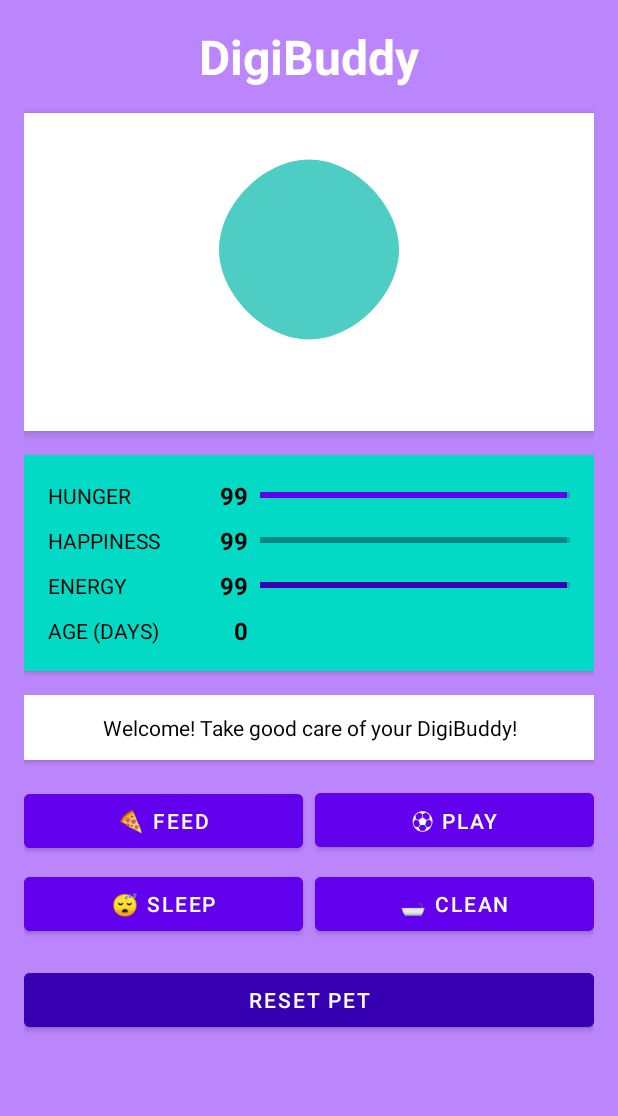
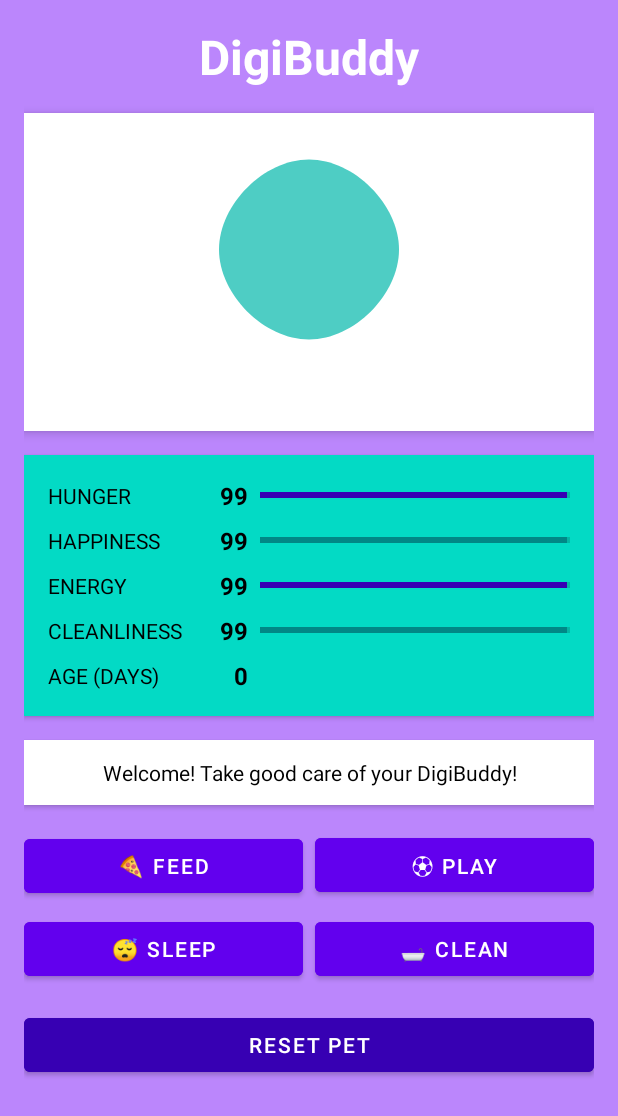
Before and after one commit to MatthewDelong/DigiBuddy, an Android app: the screen it shows after launch (MainActivity), on a phone screen of 412 x 824 dp. Shown: the top 1116 px of the screen. Run offline under Robolectric (Android 15) with nearby library versions, the phone set to English and light mode, and no system bars.

Commit message:
Add cleanliness stat to main activity and layout
Reintroduced the cleanliness stat to the MainActivity and activity_main.xml, including new ProgressBar and TextView for cleanliness. Updated the UI to display and update cleanliness alongside other pet stats.

```diff
--- a/app/src/main/java/com/example/digibuddy/MainActivity.java
+++ b/app/src/main/java/com/example/digibuddy/MainActivity.java
@@ -21,8 +21,8 @@ public class MainActivity extends AppCompatActivity {
     private static final int PERMISSION_REQUEST_CODE = 100;
 
     private ImageView petImage;
-    private ProgressBar hungerBar, happinessBar, energyBar;
-    private TextView hungerText, happinessText, energyText, ageText, messageText, starInfoText;
+    private ProgressBar hungerBar, happinessBar, energyBar, cleanlinessBar;
+    private TextView hungerText, happinessText, energyText, cleanlinessText, ageText, messageText, starInfoText;
     private Button feedButton, playButton, sleepButton, cleanButton, resetButton;
     private LinearLayout starsContainer;
 
@@ -50,10 +50,12 @@ public class MainActivity extends AppCompatActivity {
         hungerBar = findViewById(R.id.hungerBar);
         happinessBar = findViewById(R.id.happinessBar);
         energyBar = findViewById(R.id.energyBar);
+        cleanlinessBar = findViewById(R.id.cleanlinessBar);
 
         hungerText = findViewById(R.id.hungerText);
         happinessText = findViewById(R.id.happinessText);
         energyText = findViewById(R.id.energyText);
+        cleanlinessText = findViewById(R.id.cleanlinessText);
         ageText = findViewById(R.id.ageText);
         messageText = findViewById(R.id.messageText);
         starInfoText = findViewById(R.id.starInfoText);
@@ -356,10 +358,12 @@ public class MainActivity extends AppCompatActivity {
         hungerBar.setProgress((int) pet.getHunger());
         happinessBar.setProgress((int) pet.getHappiness());
         energyBar.setProgress((int) pet.getEnergy());
+        cleanlinessBar.setProgress((int) pet.getCleanliness());
 
         hungerText.setText(String.valueOf((int) pet.getHunger()));
         happinessText.setText(String.valueOf((int) pet.getHappiness()));
         energyText.setText(String.valueOf((int) pet.getEnergy()));
+        cleanlinessText.setText(String.valueOf((int) pet.getCleanliness()));
         ageText.setText(String.valueOf((int) pet.getAge()));
 
         updateStarsDisplay();
--- a/app/src/main/res/layout/activity_main.xml
+++ b/app/src/main/res/layout/activity_main.xml
@@ -84,7 +84,7 @@
                     android:layout_height="12dp"
                     android:layout_weight="2"
                     android:progress="100"
-                    android:progressTint="@color/purple_500"
+                    android:progressTint="@color/purple_700"
                     android:layout_marginStart="8dp" />
             </LinearLayout>
 
@@ -162,7 +162,44 @@
                     android:layout_marginStart="8dp" />
             </LinearLayout>
 
-            <!-- Age Stat - Updated with better star layout -->
+            <!-- Cleanliness Stat - ADDED BACK -->
+            <LinearLayout
+                android:layout_width="match_parent"
+                android:layout_height="wrap_content"
+                android:orientation="horizontal"
+                android:gravity="center_vertical"
+                android:layout_marginBottom="8dp">
+
+                <TextView
+                    android:layout_width="0dp"
+                    android:layout_height="wrap_content"
+                    android:layout_weight="1"
+                    android:text="CLEANLINESS"
+                    android:textSize="14sp"
+                    android:textColor="@color/black" />
+
+                <TextView
+                    android:id="@+id/cleanlinessText"
+                    android:layout_width="30dp"
+                    android:layout_height="wrap_content"
+                    android:text="100"
+                    android:textSize="16sp"
+                    android:textStyle="bold"
+                    android:textColor="@color/black"
+                    android:gravity="end" />
+
+                <ProgressBar
+                    android:id="@+id/cleanlinessBar"
+                    style="@style/Widget.AppCompat.ProgressBar.Horizontal"
+                    android:layout_width="0dp"
+                    android:layout_height="12dp"
+                    android:layout_weight="2"
+                    android:progress="100"
+                    android:progressTint="@color/teal_700"
+                    android:layout_marginStart="8dp" />
+            </LinearLayout>
+
+            <!-- Age Stat with Stars -->
             <LinearLayout
                 android:layout_width="match_parent"
                 android:layout_height="wrap_content"
```
Also changed, not shown: 2 other files.
